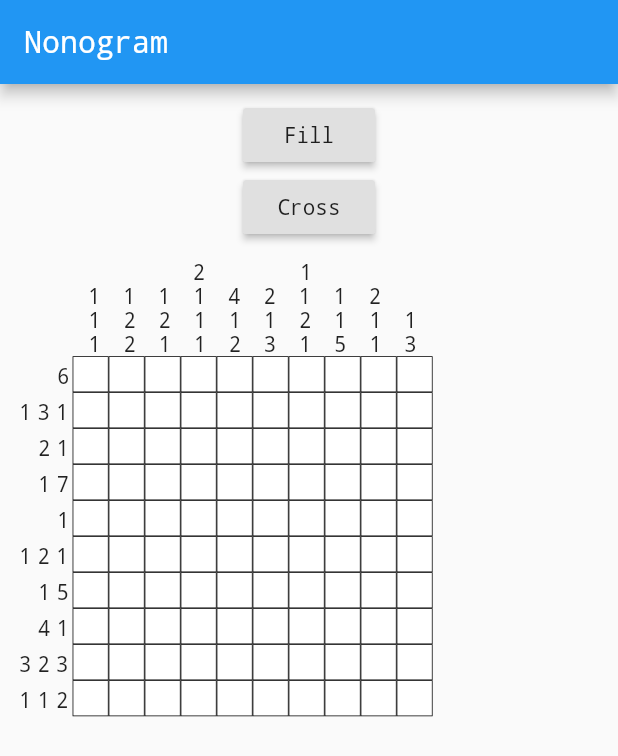
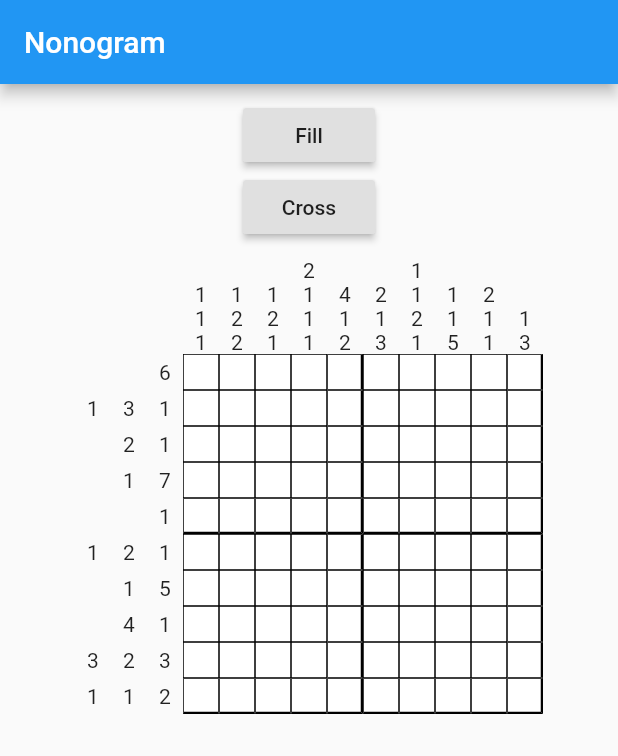
Before and after one commit to nrubin29/nonogram, a Flutter app: the screen it shows after launch, on a phone screen of 412 x 824 dp. Shown: the top 756 px of the screen. Run offline on Flutter 3.47's test engine with Material 2 defaults, Android fonts, the phone set to English and light mode, and no system bars.

Commit message:
Improved puzzle rendering

```diff
--- a/lib/components/cell_component.dart
+++ b/lib/components/cell_component.dart
@@ -8,6 +8,10 @@ enum CellStatus { empty, filled, crossed }
 CellStatus CELL_ACTION = CellStatus.filled;
 
 class CellComponent extends StatefulWidget {
+  final int row, col;
+
+  CellComponent({Key key, @required this.row, @required this.col});
+
   @override
   State<StatefulWidget> createState() => _CellComponentState();
 }
@@ -29,7 +33,13 @@ class _CellComponentState extends State<CellComponent> {
             height: CELL_SIZE,
             child: Container(
                 decoration: BoxDecoration(
-                    border: Border.all(width: 0.5),
+                    border: Border(
+                        top: BorderSide(width: 0.5),
+                        right: BorderSide(
+                            width: (widget.col + 1) % 5 == 0 ? 1.5 : 0.5),
+                        bottom: BorderSide(
+                            width: (widget.row + 1) % 5 == 0 ? 1.5 : 0.5),
+                        left: BorderSide(width: 0.5)),
                     color: status == CellStatus.filled
                         ? Colors.black
                         : status == CellStatus.crossed
--- a/lib/components/grid_component.dart
+++ /dev/null
@@ -1,21 +0,0 @@
-import 'package:flutter/material.dart';
-import 'package:nonogram/components/cell_component.dart';
-import 'package:nonogram/util/nonogram.dart';
-
-class GridComponent extends StatelessWidget {
-  final Nonogram puzzle;
-
-  GridComponent({Key key, @required this.puzzle}) : super(key: key);
-
-  @override
-  Widget build(BuildContext context) {
-    return Table(
-        columnWidths: Map.fromIterable(Iterable.generate(puzzle.rows),
-            key: (i) => i, value: (_) => FixedColumnWidth(CELL_SIZE)),
-        children: Iterable.generate(
-            puzzle.rows,
-            (_) => TableRow(
-                children: Iterable.generate(puzzle.cols, (_) => CellComponent())
-                    .toList(growable: false))).toList(growable: false));
-  }
-}
--- /dev/null
+++ b/lib/components/puzzle_component.dart
@@ -0,0 +1,42 @@
+import 'package:flutter/material.dart';
+import 'package:nonogram/components/cell_component.dart';
+import 'package:nonogram/util/nonogram.dart';
+
+class PuzzleComponent extends StatelessWidget {
+  final Nonogram puzzle;
+
+  PuzzleComponent({Key key, @required this.puzzle}) : super(key: key);
+
+  @override
+  Widget build(BuildContext context) {
+    return Table(
+        defaultVerticalAlignment: TableCellVerticalAlignment.middle,
+        defaultColumnWidth: FixedColumnWidth(CELL_SIZE),
+        children: [
+          ...puzzle.colCluesIterable.map((clueRow) => TableRow(children: [
+                ...Iterable.generate(puzzle.maxNumRowClues, (_) => SizedBox()),
+                ...clueRow
+                    .map((clue) => clue == 0
+                        ? SizedBox()
+                        : Text(clue.toString(), textAlign: TextAlign.center))
+                    .toList(growable: false)
+              ])),
+          ...puzzle.board
+              .asMap()
+              .entries
+              .map((entry) => TableRow(children: [
+                    ...puzzle.rowCluesIterable(entry.key).map((clue) => clue ==
+                            0
+                        ? SizedBox()
+                        : Text(clue.toString(), textAlign: TextAlign.center)),
+                    ...entry.value
+                        .asMap()
+                        .entries
+                        .map((rowEntry) =>
+                            CellComponent(row: entry.key, col: rowEntry.key))
+                        .toList(growable: false)
+                  ]))
+              .toList(growable: false)
+        ]);
+  }
+}
--- a/lib/main.dart
+++ b/lib/main.dart
@@ -11,15 +11,10 @@ class MyApp extends StatelessWidget {
     return MaterialApp(
       title: 'Nonogram',
       theme: ThemeData(
-        primarySwatch: Colors.blue,
-        visualDensity: VisualDensity.adaptivePlatformDensity,
-        fontFamily: 'Courier New',
-      ),
-      home: Scaffold(
-          appBar: AppBar(title: Text('Nonogram')),
-          body: Center(
-              child:
-                  Container(padding: EdgeInsets.all(10), child: PuzzleView()))),
+          primarySwatch: Colors.blue,
+          visualDensity: VisualDensity.adaptivePlatformDensity),
+      home:
+          Scaffold(appBar: AppBar(title: Text('Nonogram')), body: PuzzleView()),
     );
   }
 }
--- a/lib/views/puzzle_view.dart
+++ b/lib/views/puzzle_view.dart
@@ -1,6 +1,6 @@
 import 'package:flutter/material.dart';
 import 'package:nonogram/components/cell_component.dart';
-import 'package:nonogram/components/grid_component.dart';
+import 'package:nonogram/components/puzzle_component.dart';
 import 'package:nonogram/util/nonogram.dart';
 
 class PuzzleView extends StatefulWidget {
@@ -21,7 +21,10 @@ class _PuzzleViewState extends State<PuzzleView> {
   Widget build(BuildContext context) {
     print('\n$puzzle');
 
-    return Column(children: [
+    return Center(
+        child: Container(
+            padding: EdgeInsets.all(10),
+            child: Column(children: [
               RaisedButton(
                   child: Text('Fill'),
                   onPressed: () {
@@ -37,41 +40,7 @@ class _PuzzleViewState extends State<PuzzleView> {
                     });
                   }),
               SizedBox(height: 10),
-      Row(children: [
-        Column(children: [
-          SizedBox(height: CELL_SIZE * 0.75 * puzzle.maxNumColClues - 5),
-          Column(
-              children: puzzle.board
-                  .asMap()
-                  .entries
-                  .map((entry) => Padding(
-                      padding: EdgeInsets.symmetric(vertical: 4),
-                      child: Row(
-                          children: puzzle
-                              .rowCluesIterable(entry.key)
-                              .map((e) => Padding(
-                                  padding: EdgeInsets.symmetric(horizontal: 2),
-                                  child: e == 0
-                                      ? SizedBox(width: 9)
-                                      : Text(e.toString())))
-                              .toList(growable: false))))
-                  .toList(growable: false))
-        ]),
-        Column(children: [
-          Column(
-              children: puzzle.colCluesIterable
-                  .map((clueRow) => Row(
-                      children: clueRow
-                          .map((clue) => Padding(
-                              padding: EdgeInsets.symmetric(horizontal: 7.5),
-                              child: clue == 0
-                                  ? SizedBox(width: 9)
-                                  : Text(clue.toString())))
-                          .toList(growable: false)))
-                  .toList(growable: false)),
-          GridComponent(puzzle: puzzle)
-        ])
-      ])
-    ]);
+              PuzzleComponent(puzzle: puzzle)
+            ])));
   }
 }
```
Lines whose indentation alone changed are shown as unchanged.
